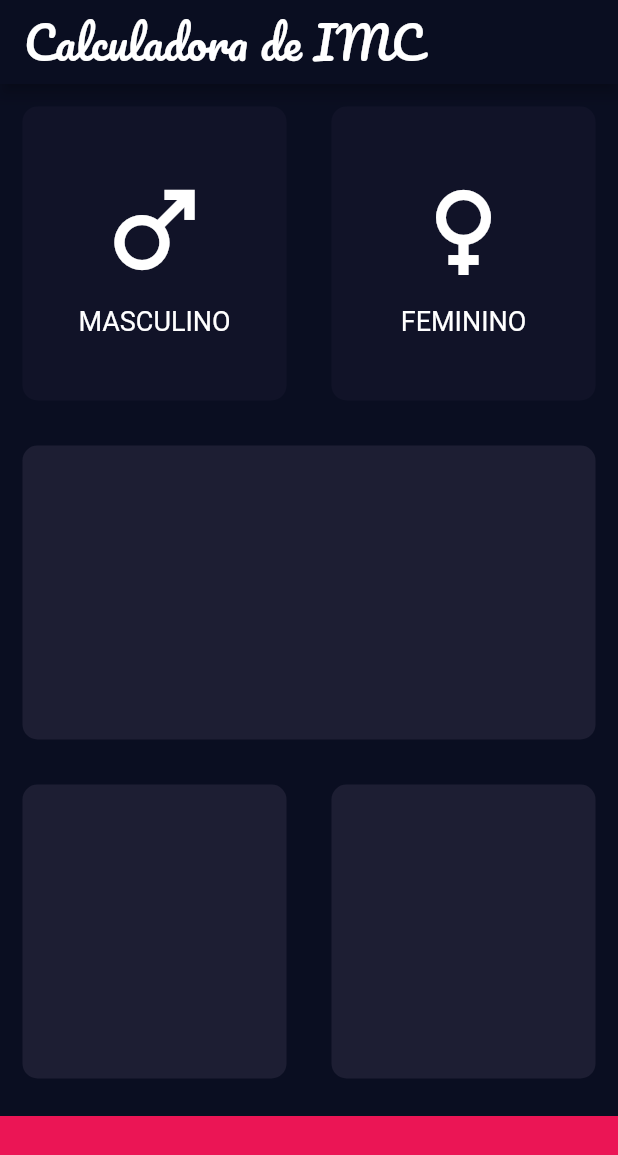
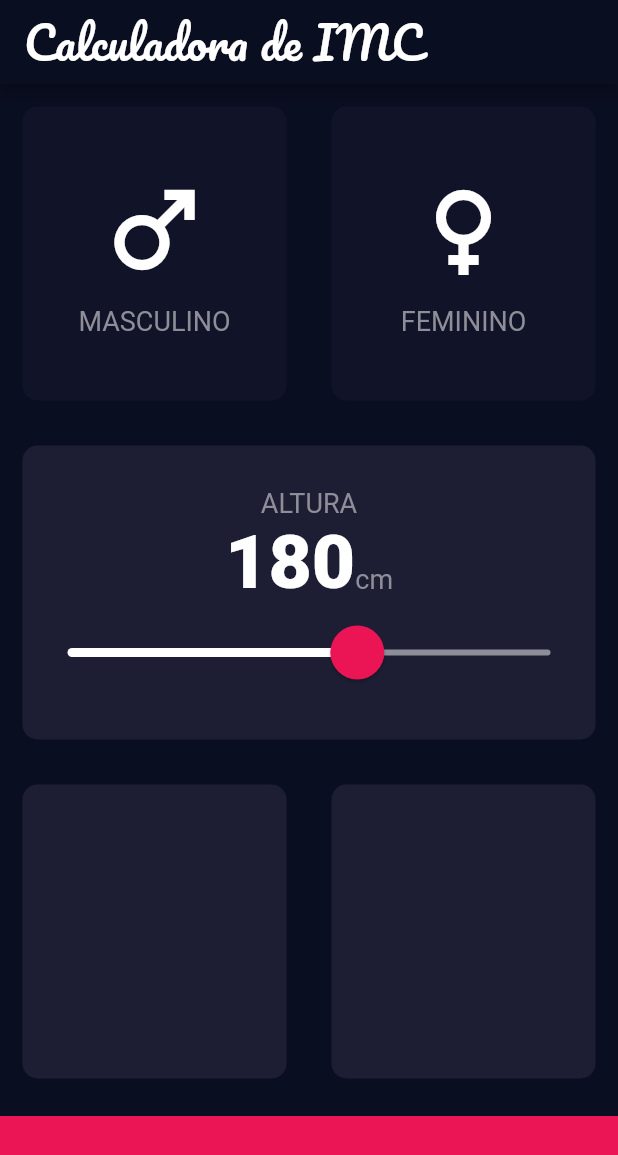
Before and after one commit to Mahdame/calcimc, a Flutter app: the screen it shows after launch, on a phone screen of 412 x 824 dp. Shown: the top 1155 px of the screen. Run offline on Flutter 3.47's test engine with Material 2 defaults, Android fonts, the phone set to English and light mode, and no system bars.

Commit message:
Criação do Slider de altura

```diff
--- /dev/null
+++ b/lib/constants.dart
@@ -0,0 +1,14 @@
+import 'package:flutter/cupertino.dart';
+
+const kBottomContainerHeight = 80.0;
+const kActiveCardColor = Color(0xff1d1e33);
+const kInactiveCardColor = Color(0xff111328);
+const kBottomContainerColor = Color(0xffeb1555);
+const kLabelTextStyle = TextStyle(
+  fontSize: 18.0,
+  color: Color(0xff8d8e98),
+);
+const kNumberTextStyle = TextStyle(
+  fontSize: 50.0,
+  fontWeight: FontWeight.w900,
+);
--- a/lib/pages/calc_page.dart
+++ b/lib/pages/calc_page.dart
@@ -1,11 +1,7 @@
+import 'package:calcimc/constants.dart';
 import 'package:calcimc/widgets/gender_card.dart';
 import 'package:calcimc/widgets/reusable_card.dart';
 import 'package:flutter/material.dart';
-
-const bottomContainerHeight = 80.0;
-const activeCardColor = Color(0xff1d1e33);
-const inactiveCardColor = Color(0xff111328);
-const bottomContainerColor = Color(0xffeb1555);
 
 enum Gender {
   male,
@@ -21,6 +17,7 @@
 
 class _HomeState extends State<Home> {
   Gender? selectedGender;
+  int height = 180;
 
   @override
   Widget build(BuildContext context) {
@@ -36,6 +33,7 @@
         ),
       ),
       body: Column(
+        crossAxisAlignment: CrossAxisAlignment.stretch,
         children: [
           Expanded(
             child: Row(
@@ -48,8 +46,8 @@
                       });
                     },
                     color: selectedGender == Gender.male
-                        ? activeCardColor
-                        : inactiveCardColor,
+                        ? kActiveCardColor
+                        : kInactiveCardColor,
                     cardChild: GenderCard(
                       icon: Icons.male,
                       gender: 'MASCULINO',
@@ -64,8 +62,8 @@
                       });
                     },
                     color: selectedGender == Gender.female
-                        ? activeCardColor
-                        : inactiveCardColor,
+                        ? kActiveCardColor
+                        : kInactiveCardColor,
                     cardChild: GenderCard(
                       icon: Icons.female,
                       gender: 'FEMININO',
@@ -80,7 +78,53 @@
               children: [
                 Expanded(
                   child: ReusableCard(
-                    color: activeCardColor,
+                    color: kActiveCardColor,
+                    cardChild: Column(
+                      mainAxisAlignment: MainAxisAlignment.center,
+                      children: [
+                        const Text(
+                          'ALTURA',
+                          style: kLabelTextStyle,
+                        ),
+                        Row(
+                          mainAxisAlignment: MainAxisAlignment.center,
+                          crossAxisAlignment: CrossAxisAlignment.baseline,
+                          textBaseline: TextBaseline.alphabetic,
+                          children: [
+                            Text(
+                              height.toString(),
+                              style: kNumberTextStyle,
+                            ),
+                            const Text(
+                              'cm',
+                              style: kLabelTextStyle,
+                            ),
+                          ],
+                        ),
+                        SliderTheme(
+                          data: SliderTheme.of(context).copyWith(
+                            activeTrackColor: Colors.white,
+                            thumbColor: Color(0xffeb1555),
+                            overlayColor: Color(0x29eb1555),
+                            inactiveTrackColor: Color(0xff8d8e98),
+                            thumbShape:
+                                RoundSliderThumbShape(enabledThumbRadius: 18.0),
+                            overlayShape:
+                                RoundSliderOverlayShape(overlayRadius: 30.0),
+                          ),
+                          child: Slider(
+                              value: height.toDouble(),
+                              min: 120.0,
+                              max: 220.0,
+                              label: '$height',
+                              onChanged: (double newValue) {
+                                setState(() {
+                                  height = newValue.round();
+                                });
+                              }),
+                        )
+                      ],
+                    ),
                   ),
                 ),
               ],
@@ -91,22 +135,22 @@
               children: [
                 Expanded(
                   child: ReusableCard(
-                    color: activeCardColor,
+                    color: kActiveCardColor,
                   ),
                 ),
                 Expanded(
                   child: ReusableCard(
-                    color: activeCardColor,
+                    color: kActiveCardColor,
                   ),
                 ),
               ],
             ),
           ),
           Container(
-            color: bottomContainerColor,
-            margin: EdgeInsets.only(top: 10.0),
+            color: kBottomContainerColor,
+            margin: const EdgeInsets.only(top: 10.0),
             width: double.infinity,
-            height: bottomContainerHeight,
+            height: kBottomContainerHeight,
           ),
         ],
       ),
--- a/lib/widgets/gender_card.dart
+++ b/lib/widgets/gender_card.dart
@@ -1,3 +1,4 @@
+import 'package:calcimc/constants.dart';
 import 'package:flutter/material.dart';
 
 class GenderCard extends StatelessWidget {
@@ -17,7 +18,7 @@
         ),
         Text(
           gender,
-          style: const TextStyle(fontSize: 18.0),
+          style: kLabelTextStyle,
         ),
       ],
     );
```
